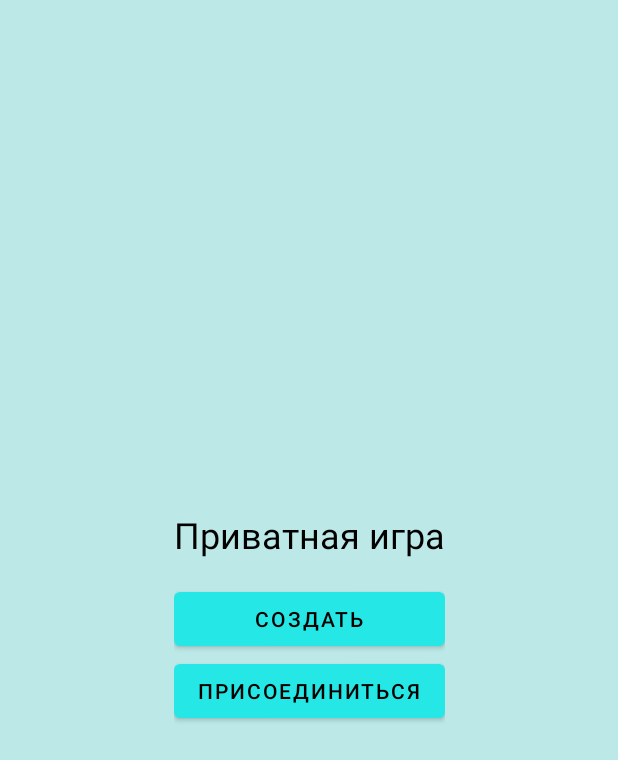
After one commit to oaeolia/ItogoviyProject, an Android app: the PrivateRoomMenuActivity screen opened directly, with no data from a screen before it, on a phone screen of 412 x 824 dp. The commit adds this screen. Shown: the top 760 px of the screen. Run offline under Robolectric (Android 15) with nearby library versions, the phone set to English and light mode, and no system bars; network calls fail.

Commit message:
[Client] Added base for private rooms

```diff
--- a/AndroidApplication/app/src/main/java/com/nikol/sketchit/Application.java
+++ b/AndroidApplication/app/src/main/java/com/nikol/sketchit/Application.java
@@ -8,6 +8,7 @@ public class Application extends android.app.Application {
     public static final String PREFERENCES_FILE_NAME = "preferences";
     public static final int ROUND_SECONDS_TIME = 210;
     public static final int WAITING_SECONDS_TIME = 10;
+    public static final int PRIVATE_GAME_TOKEN_LEN = 10;
 
     private final ILogger logger;
     private Server server;
--- /dev/null
+++ b/AndroidApplication/app/src/main/res/layout/activity_private_room_menu.xml
@@ -0,0 +1,188 @@
+<?xml version="1.0" encoding="utf-8"?>
+<androidx.constraintlayout.widget.ConstraintLayout xmlns:android="http://schemas.android.com/apk/res/android"
+    xmlns:app="http://schemas.android.com/apk/res-auto"
+    xmlns:tools="http://schemas.android.com/tools"
+    android:layout_width="match_parent"
+    android:layout_height="match_parent"
+    tools:context=".PrivateRoomMenuActivity">
+
+    <androidx.constraintlayout.widget.ConstraintLayout
+        android:id="@+id/layout_select_action_type"
+        android:layout_width="wrap_content"
+        android:layout_height="wrap_content"
+        android:visibility="invisible"
+        app:layout_constraintBottom_toBottomOf="parent"
+        app:layout_constraintEnd_toEndOf="parent"
+        app:layout_constraintStart_toStartOf="parent"
+        app:layout_constraintTop_toTopOf="parent">
+
+        <TextView
+            android:id="@+id/text_view_private_game_title"
+            android:layout_width="wrap_content"
+            android:layout_height="wrap_content"
+            android:text="@string/title_private_game"
+            android:textColor="@color/black"
+            android:textSize="24sp"
+            app:layout_constraintEnd_toEndOf="parent"
+            app:layout_constraintStart_toStartOf="parent"
+            app:layout_constraintTop_toTopOf="parent" />
+
+        <LinearLayout
+            android:layout_width="wrap_content"
+            android:layout_height="wrap_content"
+            android:layout_marginTop="16dp"
+            android:orientation="vertical"
+            app:layout_constraintEnd_toEndOf="@+id/text_view_private_game_title"
+            app:layout_constraintStart_toStartOf="@+id/text_view_private_game_title"
+            app:layout_constraintTop_toBottomOf="@+id/text_view_private_game_title">
+
+            <Button
+                android:id="@+id/button_create_private_game"
+                android:layout_width="match_parent"
+                android:layout_height="wrap_content"
+                android:text="@string/action_create" />
+
+            <Button
+                android:id="@+id/button_join_private_game"
+                android:layout_width="match_parent"
+                android:layout_height="wrap_content"
+                android:text="@string/action_join" />
+        </LinearLayout>
+
+    </androidx.constraintlayout.widget.ConstraintLayout>
+
+    <androidx.constraintlayout.widget.ConstraintLayout
+        android:id="@+id/layout_load"
+        android:layout_width="match_parent"
+        android:layout_height="match_parent"
+        android:background="@color/gentle_white_dark"
+        android:visibility="invisible">
+
+        <ProgressBar
+            style="?android:attr/progressBarStyle"
+            android:layout_width="150dp"
+            android:layout_height="150dp"
+            android:indeterminate="true"
+            android:indeterminateTint="@color/white"
+            android:indeterminateTintMode="src_atop"
+            app:layout_constraintBottom_toBottomOf="parent"
+            app:layout_constraintEnd_toEndOf="parent"
+            app:layout_constraintStart_toStartOf="parent"
+            app:layout_constraintTop_toTopOf="parent" />
+
+    </androidx.constraintlayout.widget.ConstraintLayout>
+
+    <androidx.constraintlayout.widget.ConstraintLayout
+        android:id="@+id/layout_private_game_manage"
+        android:layout_width="match_parent"
+        android:layout_height="match_parent"
+        android:visibility="invisible">
+
+        <TextView
+            android:id="@+id/text_title_game_id"
+            android:layout_width="wrap_content"
+            android:layout_height="wrap_content"
+            android:layout_marginTop="16dp"
+            android:gravity="fill"
+            android:text="@string/title_private_game_id"
+            android:textColor="@color/black"
+            android:textSize="24sp"
+            app:layout_constraintEnd_toEndOf="parent"
+            app:layout_constraintStart_toStartOf="parent"
+            app:layout_constraintTop_toTopOf="parent" />
+
+        <TextView
+            android:id="@+id/text_game_token"
+            android:layout_width="wrap_content"
+            android:layout_height="wrap_content"
+            android:gravity="fill"
+            android:minHeight="48dp"
+            android:textColor="@color/black"
+            android:textIsSelectable="true"
+            android:textSize="24sp"
+            app:layout_constraintEnd_toEndOf="@+id/text_title_game_id"
+            app:layout_constraintStart_toStartOf="@+id/text_title_game_id"
+            app:layout_constraintTop_toBottomOf="@+id/text_title_game_id" />
+
+        <TextView
+            android:id="@+id/text_title_user_list"
+            android:layout_width="wrap_content"
+            android:layout_height="wrap_content"
+            android:layout_marginTop="16dp"
+            android:text="@string/title_private_game_user_list"
+            android:textColor="@color/black"
+            android:textSize="14sp"
+            app:layout_constraintEnd_toEndOf="@+id/text_title_game_id"
+            app:layout_constraintStart_toStartOf="@+id/text_title_game_id"
+            app:layout_constraintTop_toBottomOf="@+id/text_game_token" />
+
+        <ListView
+            android:id="@+id/list_users"
+            android:layout_width="0dp"
+            android:layout_height="0dp"
+            android:layout_marginTop="8dp"
+            app:layout_constraintBottom_toBottomOf="parent"
+            app:layout_constraintEnd_toEndOf="@+id/text_title_game_id"
+            app:layout_constraintStart_toStartOf="@+id/text_title_game_id"
+            app:layout_constraintTop_toBottomOf="@+id/text_title_user_list">
+
+        </ListView>
+
+        <Button
+            android:id="@+id/button_start_game"
+            android:layout_width="wrap_content"
+            android:layout_height="wrap_content"
+            android:layout_marginStart="16dp"
+            android:text="@string/action_start_game"
+            app:layout_constraintBottom_toBottomOf="parent"
+            app:layout_constraintStart_toEndOf="@+id/list_users"
+            app:layout_constraintTop_toBottomOf="@+id/text_title_user_list" />
+
+    </androidx.constraintlayout.widget.ConstraintLayout>
+
+    <androidx.constraintlayout.widget.ConstraintLayout
+        android:id="@+id/layout_join_private_game"
+        android:layout_width="wrap_content"
+        android:layout_height="wrap_content"
+        android:visibility="invisible"
+        app:layout_constraintBottom_toBottomOf="parent"
+        app:layout_constraintEnd_toEndOf="parent"
+        app:layout_constraintStart_toStartOf="parent"
+        app:layout_constraintTop_toTopOf="parent">
+
+        <TextView
+            android:id="@+id/text_private_game_join_title"
+            android:layout_width="wrap_content"
+            android:layout_height="wrap_content"
+            android:text="@string/title_private_game_join"
+            android:textColor="@color/black"
+            android:textSize="24sp"
+            app:layout_constraintEnd_toEndOf="parent"
+            app:layout_constraintStart_toStartOf="parent"
+            app:layout_constraintTop_toTopOf="parent" />
+
+        <EditText
+            android:id="@+id/text_game_token_input"
+            android:layout_width="wrap_content"
+            android:layout_height="wrap_content"
+            android:layout_marginTop="16dp"
+            android:ems="10"
+            android:hint="@string/title_private_game_key"
+            android:importantForAutofill="no"
+            android:inputType="text"
+            android:textSize="20sp"
+            app:layout_constraintEnd_toEndOf="@+id/text_private_game_join_title"
+            app:layout_constraintStart_toStartOf="@+id/text_private_game_join_title"
+            app:layout_constraintTop_toBottomOf="@+id/text_private_game_join_title" />
+
+        <Button
+            android:id="@+id/button_join"
+            android:layout_width="wrap_content"
+            android:layout_height="wrap_content"
+            android:layout_marginTop="8dp"
+            android:text="@string/action_join"
+            app:layout_constraintEnd_toEndOf="@+id/text_game_token_input"
+            app:layout_constraintStart_toStartOf="@+id/text_game_token_input"
+            app:layout_constraintTop_toBottomOf="@+id/text_game_token_input" />
+    </androidx.constraintlayout.widget.ConstraintLayout>
+</androidx.constraintlayout.widget.ConstraintLayout>
--- a/AndroidApplication/app/src/main/res/values/strings.xml
+++ b/AndroidApplication/app/src/main/res/values/strings.xml
@@ -8,6 +8,11 @@
     <string name="title_variant">Вариант</string>
     <string name="title_rules">Правила</string>
     <string name="titile_variant_chat">Варианты игроков</string>
+    <string name="title_private_game">Приватная игра</string>
+    <string name="title_private_game_id">Индефикатор комнаты:</string>
+    <string name="title_private_game_user_list">Список игроков:</string>
+    <string name="title_private_game_join">Подключение к приватной игре</string>
+    <string name="title_private_game_key">Ключ игры</string>
 
     <string name="action_login">Войти</string>
     <string name="action_register">Зарегистрироваться</string>
@@ -16,6 +21,10 @@
     <string name="action_start_game_room_finder">Искать комнату</string>
     <string name="action_logout">Выйти из аккаунта</string>
     <string name="action_game_rules">Правила игры</string>
+    <string name="action_start_private_room">Приватная игра</string>
+    <string name="action_join">Присоединиться</string>
+    <string name="action_create">Создать</string>
+    <string name="action_start_game">Начать игру</string>
 
     <string name="message_win">Вы отгадали!</string>
     <string name="message_game_end">Игра закончилась</string>
@@ -46,6 +55,8 @@
     <string name="message_word_guessed">Слово отгадано</string>
     <string name="message_remaining_time_for_start_game">Игра продолжится через:</string>
 
+    <string name="message_invalid_private_game_token">Неверные индефикатор игры</string>
+
     <string name="sml">Small</string>
     <string name="med">Medium</string>
     <string name="lrg">Large</string>
```
Also changed, not shown: AndroidApplication/app/src/main/AndroidManifest.xml (+5 -4 lines), AndroidApplication/app/src/main/java/com/nikol/sketchit/GameMenuActivity.java (+8 -0 lines), AndroidApplication/app/src/main/java/com/nikol/sketchit/PrivateRoomMenuActivity.java (added, +193 -0 lines), AndroidApplication/app/src/main/java/com/nikol/sketchit/server/Server.java (+180 -0 lines), AndroidApplication/app/src/main/res/layout/activity_game_menu.xml (+12 -0 lines).
